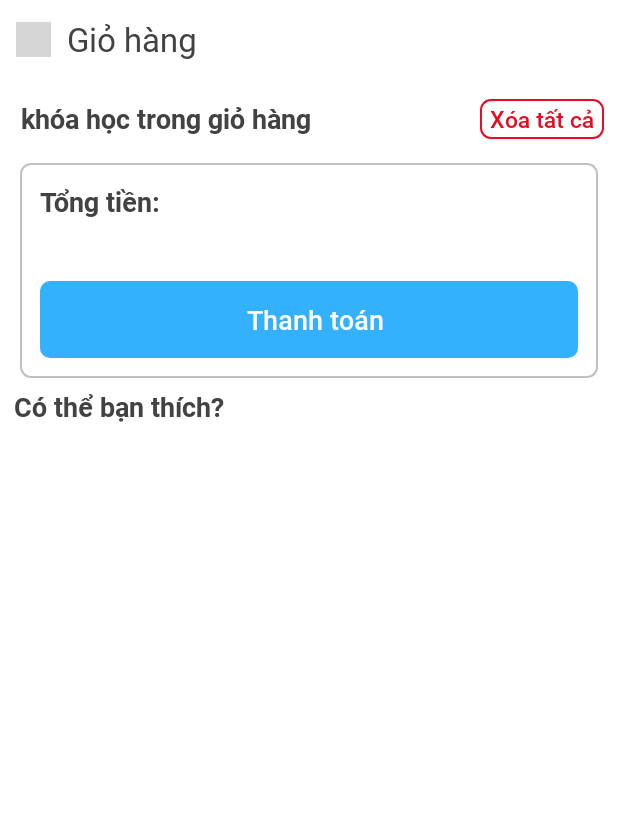
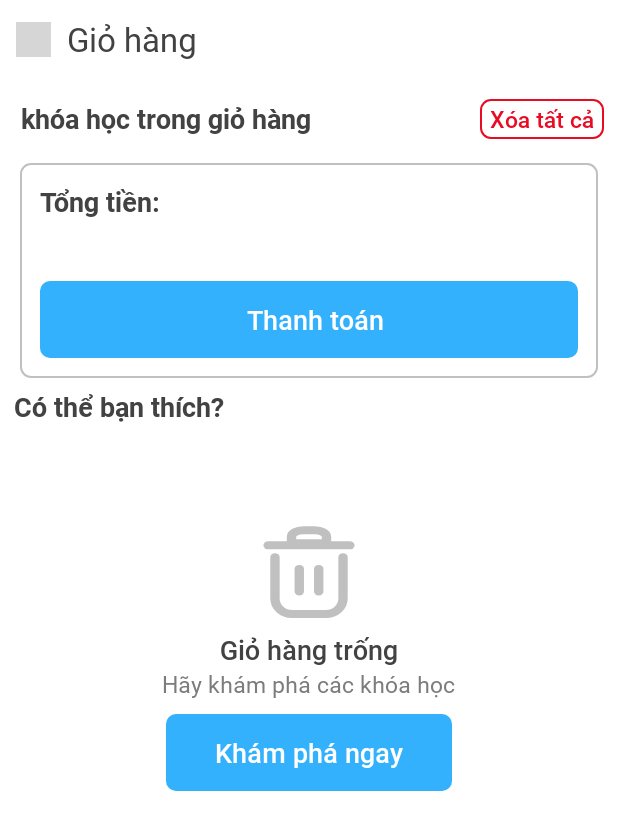
Before and after one commit to phatmwj/EasyLearning, an Android app: the CartActivity screen opened directly, with no data from a screen before it, on a phone screen of 412 x 824 dp. Shown: the top 830 px of the screen. Run offline under Robolectric (Android 15) with nearby library versions, the phone set to English and light mode, and no system bars; our stand-ins replace Timber, data binding, sdp/ssp sizes; libraries missing offline, so code that uses them is left out: com.chauthai.swipereveallayout; 23 statements that could not run were skipped; grey boxes are pictures that could not be loaded.

Commit message:
empty cart

```diff
--- a/source/app/src/main/java/tpp/profixer/customer/ui/cart/CartActivity.java
+++ b/source/app/src/main/java/tpp/profixer/customer/ui/cart/CartActivity.java
@@ -20,6 +20,7 @@ import tpp.profixer.customer.ui.cart.adapter.CartAdapter;
 import tpp.profixer.customer.ui.course.CourseActivity;
 import tpp.profixer.customer.ui.dialog.ConfirmDialog;
 import tpp.profixer.customer.ui.fragment.home.adapter.CourseAdapter;
+import tpp.profixer.customer.ui.home.HomeActivity;
 import tpp.profixer.customer.ui.login.LoginActivity;
 
 public class CartActivity extends BaseActivity<ActivityCartBinding, CartViewModel> {
@@ -137,4 +138,10 @@ public class CartActivity extends BaseActivity<ActivityCartBinding, CartViewMode
         });
         confirmDialog.show();
     }
+
+    public void navigateToHome(){
+        Intent it = new Intent(getApplicationContext(), HomeActivity.class);
+        it.setFlags(Intent.FLAG_ACTIVITY_NEW_TASK | Intent.FLAG_ACTIVITY_CLEAR_TASK);
+        startActivity(it);
+    }
 }
--- a/source/app/src/main/res/layout/activity_cart.xml
+++ b/source/app/src/main/res/layout/activity_cart.xml
@@ -23,12 +23,13 @@
             bind:title='@{"Giỏ hàng"}'/>
         <androidx.core.widget.NestedScrollView
             android:layout_width="match_parent"
-            android:layout_height="wrap_content"
+            android:layout_height="match_parent"
             android:fillViewport="true">
             <FrameLayout
                 android:layout_width="match_parent"
                 android:layout_height="wrap_content">
                 <LinearLayout
+                    view_visibility="@{vm.cartInfoF.totalElements > 0}"
                     android:layout_width="match_parent"
                     android:layout_height="wrap_content"
                     android:orientation="vertical">
@@ -188,6 +189,63 @@
 
                 </LinearLayout>
 
+                <LinearLayout
+                    view_visibility="@{vm.cartInfoF.totalElements == 0}"
+                    android:layout_width="match_parent"
+                    android:layout_height="wrap_content"
+                    android:layout_gravity="center"
+                    android:gravity="center_horizontal"
+                    android:orientation="vertical">
+                    <ImageView
+                        android:layout_width="@dimen/_50sdp"
+                        android:layout_height="@dimen/_50sdp"
+                        android:scaleType="fitXY"
+                        android:src="@drawable/ic_delete"
+                        app:tint="@color/grey_light"
+                        android:layout_marginBottom="@dimen/_5sdp"/>
+                    <TextView
+                        style="@style/medium_text_style"
+                        android:layout_width="wrap_content"
+                        android:layout_height="wrap_content"
+                        android:textSize="@dimen/_14ssp"
+                        android:text="Giỏ hàng trống"
+                        android:textColor="#424242"
+                        />
+                    <TextView
+                        style="@style/regular_text_style"
+                        android:layout_width="wrap_content"
+                        android:layout_height="wrap_content"
+                        android:textSize="@dimen/_12ssp"
+                        android:text="Hãy khám phá các khóa học"
+                        android:textColor="@color/gray"
+                        />
+                    <RelativeLayout
+                        android:onClick="@{()-> a.navigateToHome()}"
+                        android:layout_width="wrap_content"
+                        android:layout_height="wrap_content"
+                        android:layout_marginTop="@dimen/_7sdp"
+                        app:layout_constraintTop_toTopOf="parent"
+                        app:layout_constraintBottom_toBottomOf="parent"
+                        app:layout_constraintStart_toStartOf="parent"
+                        android:paddingVertical="@dimen/_10sdp"
+                        android:paddingHorizontal="@dimen/_25sdp"
+                        android:background="@drawable/bg_button_filled"
+                        android:layout_weight="1">
+                        <LinearLayout
+                            android:layout_width="wrap_content"
+                            android:layout_height="wrap_content"
+                            android:layout_centerInParent="true">
+                            <TextView
+                                style="@style/medium_text_style"
+                                android:layout_width="wrap_content"
+                                android:layout_height="wrap_content"
+                                android:textColor="@color/white"
+                                android:textSize="@dimen/_14ssp"
+                                android:text="Khám phá ngay"
+                                android:layout_gravity="center_vertical"/>
+                        </LinearLayout>
+                    </RelativeLayout>
+                </LinearLayout>
             </FrameLayout>
 
         </androidx.core.widget.NestedScrollView>
```
